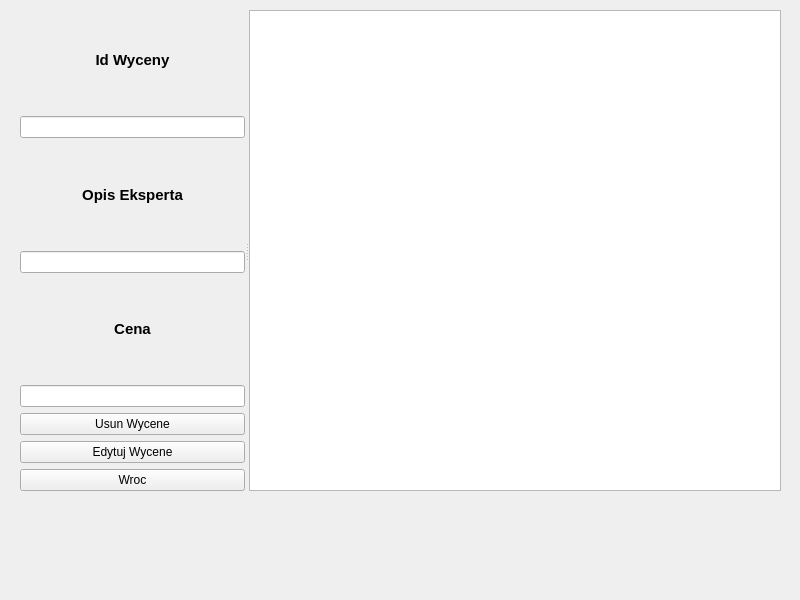
The window that panelwycen.ui (MrRandevo/GUI-for-workshop-database) describes before a commit, drawn with Qt 5.
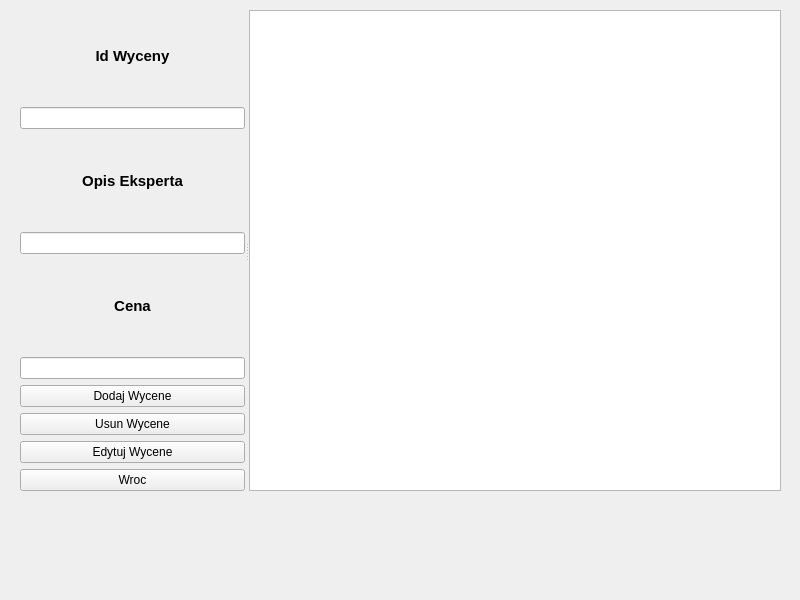
The same window after the commit.

Diff of the .ui file:
```diff
--- a/panelwycen.ui
+++ b/panelwycen.ui
@@ -98,6 +98,13 @@
      </item>
      <item>
       <layout class="QVBoxLayout" name="verticalLayout_4">
+       <item>
+        <widget class="QPushButton" name="Dodaj_Button">
+         <property name="text">
+          <string>Dodaj Wycene</string>
+         </property>
+        </widget>
+       </item>
        <item>
         <widget class="QPushButton" name="Usun_Button">
          <property name="text">
```
